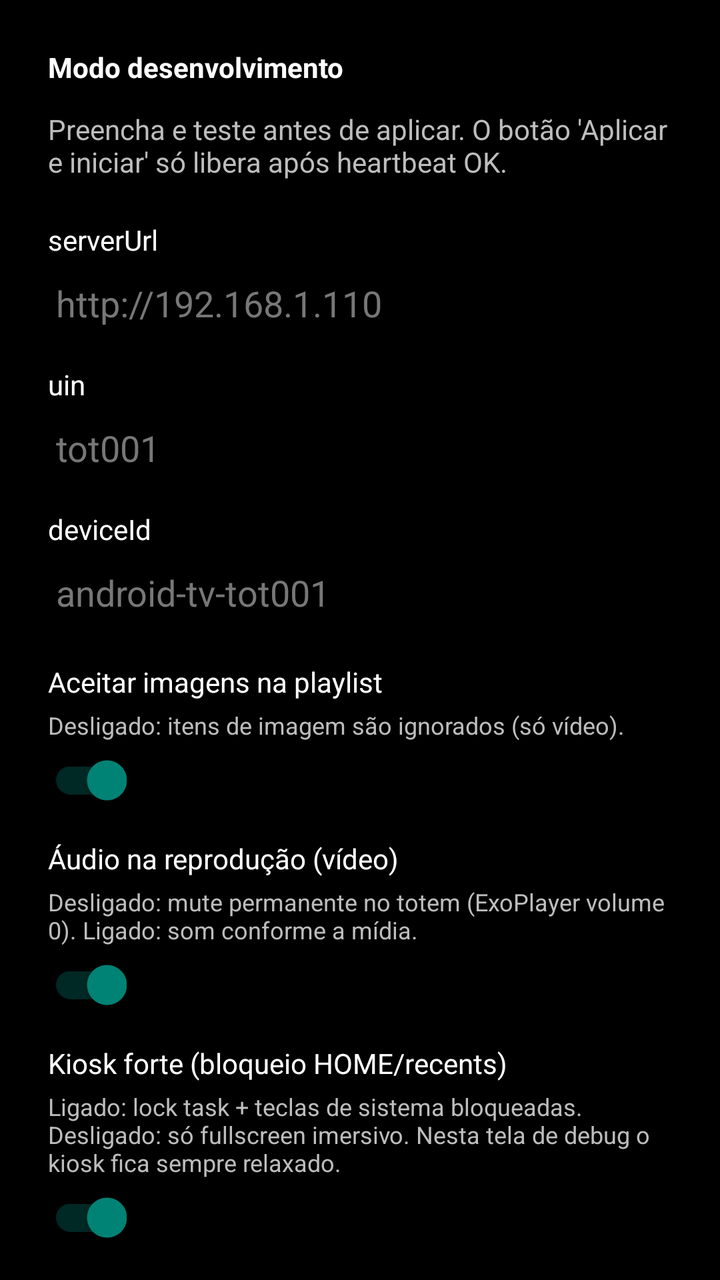
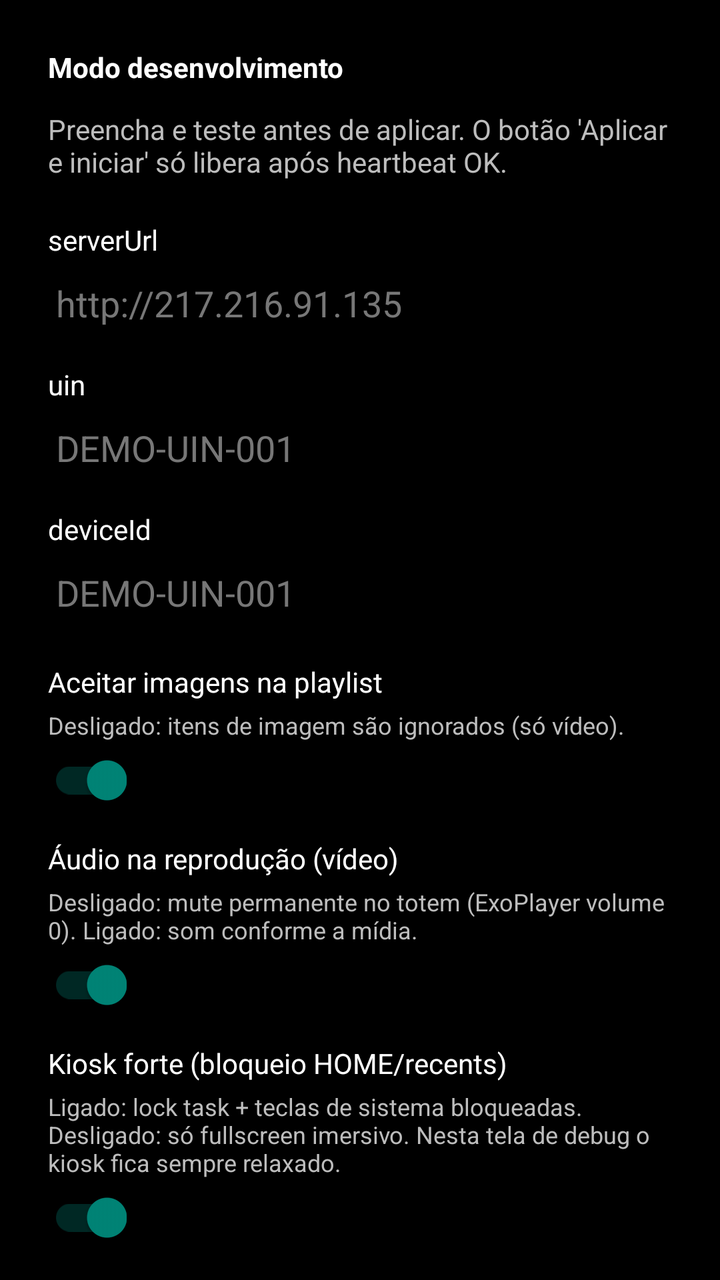

Compare the two renders of this Android layout. The source of the first and the diff that turns it into the second are given below.
<!-- AndroidManifest.xml: activity theme Theme.PlayerAD -->
<!-- res/layout/activity_debug_config.xml -->
<?xml version="1.0" encoding="utf-8"?>
<ScrollView xmlns:android="http://schemas.android.com/apk/res/android"
    android:layout_width="match_parent"
    android:layout_height="match_parent"
    android:background="#000000">

    <LinearLayout
        android:layout_width="match_parent"
        android:layout_height="wrap_content"
        android:padding="24dp"
        android:orientation="vertical">

        <TextView
            android:id="@+id/textReason"
            android:layout_width="match_parent"
            android:layout_height="wrap_content"
            android:textColor="#FFFFFF"
            android:textStyle="bold"
            android:text="Modo desenvolvimento"/>

        <TextView
            android:layout_width="match_parent"
            android:layout_height="wrap_content"
            android:layout_marginTop="12dp"
            android:textColor="#BDBDBD"
            android:text="Preencha e teste antes de aplicar. O botão 'Aplicar e iniciar' só libera após heartbeat OK."/>

        <TextView
            android:layout_width="match_parent"
            android:layout_height="wrap_content"
            android:layout_marginTop="20dp"
            android:textColor="#FFFFFF"
            android:text="serverUrl"/>

        <EditText
            android:id="@+id/editServerUrl"
            android:layout_width="match_parent"
            android:layout_height="wrap_content"
            android:inputType="textUri"
            android:textColor="#FFFFFF"
            android:textColorHint="#777777"
            android:hint="http://192.168.1.110"/>

        <TextView
            android:layout_width="match_parent"
            android:layout_height="wrap_content"
            android:layout_marginTop="12dp"
            android:textColor="#FFFFFF"
            android:text="uin"/>

        <EditText
            android:id="@+id/editUin"
            android:layout_width="match_parent"
            android:layout_height="wrap_content"
            android:inputType="text"
            android:textColor="#FFFFFF"
            android:textColorHint="#777777"
            android:hint="tot001"/>

        <TextView
            android:layout_width="match_parent"
            android:layout_height="wrap_content"
            android:layout_marginTop="12dp"
            android:textColor="#FFFFFF"
            android:text="deviceId"/>

        <EditText
            android:id="@+id/editDeviceId"
            android:layout_width="match_parent"
            android:layout_height="wrap_content"
            android:inputType="text"
            android:textColor="#FFFFFF"
            android:textColorHint="#777777"
            android:hint="android-tv-tot001"/>

        <TextView
            android:layout_width="match_parent"
            android:layout_height="wrap_content"
            android:layout_marginTop="16dp"
            android:textColor="#FFFFFF"
            android:text="Aceitar imagens na playlist"/>

        <TextView
            android:layout_width="match_parent"
            android:layout_height="wrap_content"
            android:layout_marginTop="4dp"
            android:textColor="#BDBDBD"
            android:textSize="12sp"
            android:text="Desligado: itens de imagem são ignorados (só vídeo)."/>

        <androidx.appcompat.widget.SwitchCompat
            android:id="@+id/switchAcceptImages"
            android:layout_width="wrap_content"
            android:layout_height="wrap_content"
            android:layout_marginTop="6dp"
            android:checked="true"/>

        <TextView
            android:layout_width="match_parent"
            android:layout_height="wrap_content"
            android:layout_marginTop="16dp"
            android:textColor="#FFFFFF"
            android:text="Áudio na reprodução (vídeo)"/>

        <TextView
            android:layout_width="match_parent"
            android:layout_height="wrap_content"
            android:layout_marginTop="4dp"
            android:textColor="#BDBDBD"
            android:textSize="12sp"
            android:text="Desligado: mute permanente no totem (ExoPlayer volume 0). Ligado: som conforme a mídia."/>

        <androidx.appcompat.widget.SwitchCompat
            android:id="@+id/switchAllowPlaybackAudio"
            android:layout_width="wrap_content"
            android:layout_height="wrap_content"
            android:layout_marginTop="6dp"
            android:checked="true"/>

        <TextView
            android:layout_width="match_parent"
            android:layout_height="wrap_content"
            android:layout_marginTop="16dp"
            android:textColor="#FFFFFF"
            android:text="Kiosk forte (bloqueio HOME/recents)"/>

        <TextView
            android:layout_width="match_parent"
            android:layout_height="wrap_content"
            android:layout_marginTop="4dp"
            android:textColor="#BDBDBD"
            android:textSize="12sp"
            android:text="Ligado: lock task + teclas de sistema bloqueadas. Desligado: só fullscreen imersivo. Nesta tela de debug o kiosk fica sempre relaxado."/>

        <androidx.appcompat.widget.SwitchCompat
            android:id="@+id/switchStrongKiosk"
            android:layout_width="wrap_content"
            android:layout_height="wrap_content"
            android:layout_marginTop="6dp"
            android:checked="true"/>

        <TextView
            android:layout_width="match_parent"
            android:layout_height="wrap_content"
            android:layout_marginTop="16dp"
            android:textColor="#FFFFFF"
            android:text="Orientação da tela"/>

        <TextView
            android:layout_width="match_parent"
            android:layout_height="wrap_content"
            android:layout_marginTop="4dp"
            android:textColor="#BDBDBD"
            android:textSize="12sp"
            android:text="Portrait 9:16 para totem vertical. O instalador ADB também fixa rotação no SO."/>

        <Spinner
            android:id="@+id/spinnerScreenOrientation"
            android:layout_width="match_parent"
            android:layout_height="wrap_content"
            android:layout_marginTop="8dp"/>

        <TextView
            android:layout_width="match_parent"
            android:layout_height="wrap_content"
            android:layout_marginTop="16dp"
            android:textColor="#FFFFFF"
            android:text="Máx. segundos sem verificar servidor"/>

        <TextView
            android:layout_width="match_parent"
            android:layout_height="wrap_content"
            android:layout_marginTop="4dp"
            android:textColor="#BDBDBD"
            android:textSize="12sp"
            android:text="Checagem híbrida: por ciclo + tempo máximo. Mínimo: 10s (recomendado: 30-60s)."/>

        <EditText
            android:id="@+id/editMaxSecondsWithoutServerCheck"
            android:layout_width="match_parent"
            android:layout_height="wrap_content"
            android:layout_marginTop="6dp"
            android:inputType="number"
            android:textColor="#FFFFFF"
            android:textColorHint="#777777"
            android:hint="60"/>

        <TextView
            android:layout_width="match_parent"
            android:layout_height="wrap_content"
            android:layout_marginTop="16dp"
            android:textColor="#FFFFFF"
            android:text="Armazenamento (mídias / cache)"/>

        <TextView
            android:layout_width="match_parent"
            android:layout_height="wrap_content"
            android:layout_marginTop="4dp"
            android:textColor="#BDBDBD"
            android:textSize="12sp"
            android:text="auto = preferir volume removível (USB/SD) se o Android expuser em getExternalFilesDirs; path_override = pasta absoluta."/>

        <Spinner
            android:id="@+id/spinnerStorage"
            android:layout_width="match_parent"
            android:layout_height="wrap_content"
            android:layout_marginTop="8dp"/>

        <TextView
            android:layout_width="match_parent"
            android:layout_height="wrap_content"
            android:layout_marginTop="8dp"
            android:textColor="#FFFFFF"
            android:textSize="12sp"
            android:text="Caminho (só se path_override)"/>

        <EditText
            android:id="@+id/editStoragePath"
            android:layout_width="match_parent"
            android:layout_height="wrap_content"
            android:inputType="textUri"
            android:textColor="#FFFFFF"
            android:textColorHint="#777777"
            android:hint="/storage/.../Android/data/.../files"/>

        <TextView
            android:layout_width="match_parent"
            android:layout_height="wrap_content"
            android:layout_marginTop="20dp"
            android:textColor="#FFFFFF"
            android:textStyle="bold"
            android:text="Rede local (IPv4)"/>

        <TextView
            android:layout_width="match_parent"
            android:layout_height="wrap_content"
            android:layout_marginTop="6dp"
            android:textColor="#BDBDBD"
            android:textSize="12sp"
            android:text="Interfaces detectadas neste aparelho (eth/en = cabo, wlan = Wi‑Fi)."/>

        <TextView
            android:layout_width="match_parent"
            android:layout_height="wrap_content"
            android:layout_marginTop="10dp"
            android:textColor="#9CCC65"
            android:textSize="12sp"
            android:text="Ethernet"/>

        <TextView
            android:id="@+id/textIpEthernet"
            android:layout_width="match_parent"
            android:layout_height="wrap_content"
            android:textColor="#FFFFFF"
            android:textSize="13sp"
            android:fontFamily="monospace"
            android:text="—"/>

        <TextView
            android:layout_width="match_parent"
            android:layout_height="wrap_content"
            android:layout_marginTop="10dp"
            android:textColor="#64B5F6"
            android:textSize="12sp"
            android:text="Wi‑Fi"/>

        <TextView
            android:id="@+id/textIpWifi"
            android:layout_width="match_parent"
            android:layout_height="wrap_content"
            android:textColor="#FFFFFF"
            android:textSize="13sp"
            android:fontFamily="monospace"
            android:text="—"/>

        <TextView
            android:id="@+id/labelIpOther"
            android:layout_width="match_parent"
            android:layout_height="wrap_content"
            android:layout_marginTop="10dp"
            android:textColor="#BDBDBD"
            android:textSize="12sp"
            android:visibility="gone"
            android:text="Outras interfaces"/>

        <TextView
            android:id="@+id/textIpOther"
            android:layout_width="match_parent"
            android:layout_height="wrap_content"
            android:textColor="#FFFFFF"
            android:textSize="12sp"
            android:fontFamily="monospace"
            android:visibility="gone"
            android:text=""/>

        <TextView
            android:layout_width="match_parent"
            android:layout_height="wrap_content"
            android:layout_marginTop="20dp"
            android:textColor="#FFFFFF"
            android:textStyle="bold"
            android:text="Estado offline"/>

        <TextView
            android:layout_width="match_parent"
            android:layout_height="wrap_content"
            android:layout_marginTop="6dp"
            android:textColor="#BDBDBD"
            android:textSize="11sp"
            android:text="Fonte do plano, último DispatchPlan persistido e total de mídias locais (propagandas/vinhetas)."/>

        <TextView
            android:id="@+id/textOfflineState"
            android:layout_width="match_parent"
            android:layout_height="wrap_content"
            android:layout_marginTop="8dp"
            android:textColor="#E0E0E0"
            android:textSize="12sp"
            android:fontFamily="monospace"
            android:text="(carregar...)"/>

        <LinearLayout
            android:layout_width="match_parent"
            android:layout_height="wrap_content"
            android:orientation="horizontal"
            android:layout_marginTop="18dp">

            <Button
                android:id="@+id/btnRegisterActivation"
                android:layout_width="match_parent"
                android:layout_height="wrap_content"
                android:text="Vincular código ao hardware"/>
        </LinearLayout>

        <LinearLayout
            android:layout_width="match_parent"
            android:layout_height="wrap_content"
            android:orientation="horizontal"
            android:layout_marginTop="12dp">

            <Button
                android:id="@+id/btnTestHeartbeat"
                android:layout_width="0dp"
                android:layout_height="wrap_content"
                android:layout_weight="1"
                android:text="Teste heartbeat"/>

            <Button
                android:id="@+id/btnTestDispatch"
                android:layout_width="0dp"
                android:layout_height="wrap_content"
                android:layout_weight="1"
                android:layout_marginStart="12dp"
                android:text="DispatchPlan"/>
        </LinearLayout>

        <LinearLayout
            android:layout_width="match_parent"
            android:layout_height="wrap_content"
            android:orientation="horizontal"
            android:layout_marginTop="12dp">

            <Button
                android:id="@+id/btnApplyAndStart"
                android:layout_width="0dp"
                android:layout_height="wrap_content"
                android:layout_weight="1"
                android:text="Aplicar e iniciar"/>

            <Button
                android:id="@+id/btnStartWithoutSave"
                android:layout_width="0dp"
                android:layout_height="wrap_content"
                android:layout_weight="1"
                android:layout_marginStart="12dp"
                android:text="Iniciar sem salvar"/>
        </LinearLayout>

        <TextView
            android:id="@+id/textStatus"
            android:layout_width="match_parent"
            android:layout_height="wrap_content"
            android:layout_marginTop="18dp"
            android:textColor="#FFFFFF"
            android:textSize="12sp"
            android:text="Status..."/>

        <TextView
            android:layout_width="match_parent"
            android:layout_height="wrap_content"
            android:layout_marginTop="24dp"
            android:textColor="#FFFFFF"
            android:textStyle="bold"
            android:text="Registo operacional"/>

        <TextView
            android:layout_width="match_parent"
            android:layout_height="wrap_content"
            android:layout_marginTop="6dp"
            android:textColor="#BDBDBD"
            android:textSize="11sp"
            android:text="Ações, erros e recebimento de DispatchPlan (data/hora). Ficheiro privado em filesDir do app."/>

        <LinearLayout
            android:layout_width="match_parent"
            android:layout_height="wrap_content"
            android:orientation="horizontal"
            android:layout_marginTop="10dp">

            <Button
                android:id="@+id/btnRefreshOperationalLog"
                android:layout_width="0dp"
                android:layout_height="wrap_content"
                android:layout_weight="1"
                android:text="Atualizar registo"/>

            <Button
                android:id="@+id/btnClearOperationalLog"
                android:layout_width="0dp"
                android:layout_height="wrap_content"
                android:layout_weight="1"
                android:layout_marginStart="12dp"
                android:text="Limpar registo"/>
        </LinearLayout>

        <ScrollView
            android:layout_width="match_parent"
            android:layout_height="320dp"
            android:layout_marginTop="8dp"
            android:fillViewport="true"
            android:background="#1A1A1A">

            <TextView
                android:id="@+id/textOperationalLog"
                android:layout_width="match_parent"
                android:layout_height="wrap_content"
                android:padding="10dp"
                android:textColor="#E0E0E0"
                android:textSize="10sp"
                android:fontFamily="monospace"
                android:textIsSelectable="true"
                android:text="(carregar…)"/>
        </ScrollView>

    </LinearLayout>
</ScrollView>
<!-- resources referenced by this layout -->
<resources>
  <style name="Theme.PlayerAD" parent="Theme.AppCompat.Light.NoActionBar">
          <item name="android:windowFullscreen">true</item>
          <item name="android:showOnLockScreen">true</item>
      </style>
</resources>

<!-- the commit's change to res/layout/activity_debug_config.xml (unified diff, before → after) -->
@@ -39,7 +39,7 @@
             android:inputType="textUri"
             android:textColor="#FFFFFF"
             android:textColorHint="#777777"
-            android:hint="http://192.168.1.110"/>
+            android:hint="http://217.216.91.135"/>
 
         <TextView
             android:layout_width="match_parent"
@@ -55,7 +55,7 @@
             android:inputType="text"
             android:textColor="#FFFFFF"
             android:textColorHint="#777777"
-            android:hint="tot001"/>
+            android:hint="DEMO-UIN-001"/>
 
         <TextView
             android:layout_width="match_parent"
@@ -71,7 +71,7 @@
             android:inputType="text"
             android:textColor="#FFFFFF"
             android:textColorHint="#777777"
-            android:hint="android-tv-tot001"/>
+            android:hint="DEMO-UIN-001"/>
 
         <TextView
             android:layout_width="match_parent"
